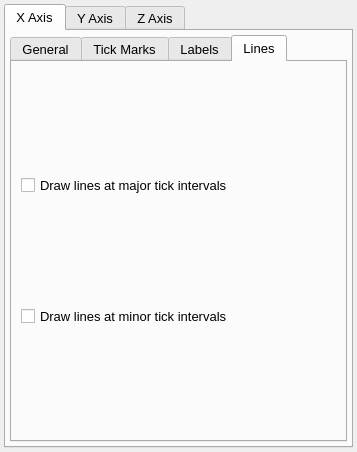
Qt form src/gui/axes.ui (trisyoungs/uchroma) before a commit.
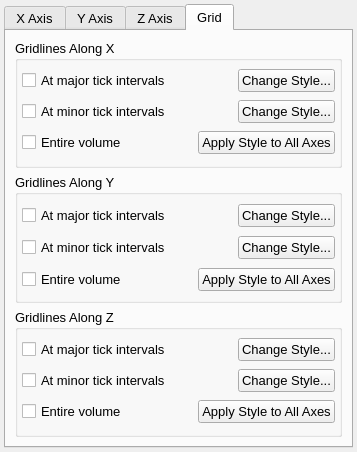
The same form after that commit. The open tabs and pages were chosen to show the change. Icons and pictures are not drawn. Custom widgets are drawn as their Qt base class.

Commit message: Added LineStyleDialog to enable modular editing of LineStyle objects. Updated Axes window to allow editing of gridlines. Partial addition of new code to generate grid primitives.

```diff
--- a/src/gui/axes.ui
+++ b/src/gui/axes.ui
@@ -63,7 +63,7 @@
        <item>
         <widget class="QTabWidget" name="XAxisTabs">
          <property name="currentIndex">
-          <number>3</number>
+          <number>0</number>
          </property>
          <widget class="QWidget" name="XAxisGeneralTab">
           <attribute name="title">
@@ -1209,27 +1209,6 @@
            </item>
           </layout>
          </widget>
-         <widget class="QWidget" name="XAxisLinesTab">
-          <attribute name="title">
-           <string>Lines</string>
-          </attribute>
-          <layout class="QVBoxLayout" name="verticalLayout_12">
-           <item>
-            <widget class="QCheckBox" name="AxisXGridLineMajorCheck">
-             <property name="text">
-              <string>Draw lines at major tick intervals</string>
-             </property>
-            </widget>
-           </item>
-           <item>
-            <widget class="QCheckBox" name="AxisXGridLineMinorCheck">
-             <property name="text">
-              <string>Draw lines at minor tick intervals</string>
-             </property>
-            </widget>
-           </item>
-          </layout>
-         </widget>
         </widget>
        </item>
       </layout>
@@ -3565,6 +3544,337 @@
        </item>
       </layout>
      </widget>
+     <widget class="QWidget" name="GridTab">
+      <attribute name="title">
+       <string>Grid</string>
+      </attribute>
+      <layout class="QVBoxLayout" name="verticalLayout_17">
+       <item>
+        <widget class="QGroupBox" name="AxisXGridGroup">
+         <property name="title">
+          <string>Gridlines Along X</string>
+         </property>
+         <layout class="QVBoxLayout" name="verticalLayout_12">
+          <property name="spacing">
+           <number>4</number>
+          </property>
+          <property name="margin">
+           <number>4</number>
+          </property>
+          <item>
+           <layout class="QHBoxLayout" name="horizontalLayout_4">
+            <item>
+             <widget class="QCheckBox" name="AxisXGridLineMajorCheck">
+              <property name="text">
+               <string>At major tick intervals</string>
+              </property>
+             </widget>
+            </item>
+            <item>
+             <spacer name="horizontalSpacer">
+              <property name="orientation">
+               <enum>Qt::Horizontal</enum>
+              </property>
+              <property name="sizeHint" stdset="0">
+               <size>
+                <width>40</width>
+                <height>20</height>
+               </size>
+              </property>
+             </spacer>
+            </item>
+            <item>
+             <widget class="QPushButton" name="AxisXGridLineMajorStyleButton">
+              <property name="text">
+               <string>Change Style...</string>
+              </property>
+             </widget>
+            </item>
+           </layout>
+          </item>
+          <item>
+           <layout class="QHBoxLayout" name="horizontalLayout_5">
+            <item>
+             <widget class="QCheckBox" name="AxisXGridLineMinorCheck">
+              <property name="text">
+               <string>At minor tick intervals</string>
+              </property>
+             </widget>
+            </item>
+            <item>
+             <spacer name="horizontalSpacer_2">
+              <property name="orientation">
+               <enum>Qt::Horizontal</enum>
+              </property>
+              <property name="sizeHint" stdset="0">
+               <size>
+                <width>40</width>
+                <height>20</height>
+               </size>
+              </property>
+             </spacer>
+            </item>
+            <item>
+             <widget class="QPushButton" name="AxisXGridLineMinorStyleButton">
+              <property name="text">
+               <string>Change Style...</string>
+              </property>
+             </widget>
+            </item>
+           </layout>
+          </item>
+          <item>
+           <layout class="QHBoxLayout" name="horizontalLayout_6">
+            <item>
+             <widget class="QCheckBox" name="AxisXGridLineFullCheck">
+              <property name="text">
+               <string>Entire volume</string>
+              </property>
+             </widget>
+            </item>
+            <item>
+             <spacer name="horizontalSpacer_3">
+              <property name="orientation">
+               <enum>Qt::Horizontal</enum>
+              </property>
+              <property name="sizeHint" stdset="0">
+               <size>
+                <width>40</width>
+                <height>20</height>
+               </size>
+              </property>
+             </spacer>
+            </item>
+            <item>
+             <widget class="QPushButton" name="AxisXGridLineApplyStyleButton">
+              <property name="text">
+               <string>Apply Style to All Axes</string>
+              </property>
+             </widget>
+            </item>
+           </layout>
+          </item>
+         </layout>
+        </widget>
+       </item>
+       <item>
+        <widget class="QGroupBox" name="AxisYGridGroup">
+         <property name="title">
+          <string>Gridlines Along Y</string>
+         </property>
+         <layout class="QVBoxLayout" name="verticalLayout_13">
+          <property name="spacing">
+           <number>4</number>
+          </property>
+          <property name="margin">
+           <number>4</number>
+          </property>
+          <item>
+           <layout class="QHBoxLayout" name="horizontalLayout_8">
+            <item>
+             <widget class="QCheckBox" name="AxisYGridLineMajorCheck">
+              <property name="text">
+               <string>At major tick intervals</string>
+              </property>
+             </widget>
+            </item>
+            <item>
+             <spacer name="horizontalSpacer_5">
+              <property name="orientation">
+               <enum>Qt::Horizontal</enum>
+              </property>
+              <property name="sizeHint" stdset="0">
+               <size>
+                <width>40</width>
+                <height>20</height>
+               </size>
+              </property>
+             </spacer>
+            </item>
+            <item>
+             <widget class="QPushButton" name="AxisYGridLineMajorStyleButton">
+              <property name="text">
+               <string>Change Style...</string>
+              </property>
+             </widget>
+            </item>
+           </layout>
+          </item>
+          <item>
+           <layout class="QHBoxLayout" name="horizontalLayout_10">
+            <item>
+             <widget class="QCheckBox" name="AxisYGridLineMinorCheck">
+              <property name="text">
+               <string>At minor tick intervals</string>
+              </property>
+             </widget>
+            </item>
+            <item>
+             <spacer name="horizontalSpacer_6">
+              <property name="orientation">
+               <enum>Qt::Horizontal</enum>
+              </property>
+              <property name="sizeHint" stdset="0">
+               <size>
+                <width>40</width>
+                <height>20</height>
+               </size>
+              </property>
+             </spacer>
+            </item>
+            <item>
+             <widget class="QPushButton" name="AxisYGridLineMinorStyleButton">
+              <property name="text">
+               <string>Change Style...</string>
+              </property>
+             </widget>
+            </item>
+           </layout>
+          </item>
+          <item>
+           <layout class="QHBoxLayout" name="horizontalLayout_7">
+            <item>
+             <widget class="QCheckBox" name="AxisYGridLineFullCheck">
+              <property name="text">
+               <string>Entire volume</string>
+              </property>
+             </widget>
+            </item>
+            <item>
+             <spacer name="horizontalSpacer_4">
+              <property name="orientation">
+               <enum>Qt::Horizontal</enum>
+              </property>
+              <property name="sizeHint" stdset="0">
+               <size>
+                <width>40</width>
+                <height>20</height>
+               </size>
+              </property>
+             </spacer>
+            </item>
+            <item>
+             <widget class="QPushButton" name="AxisYGridLineApplyStyleButton">
+              <property name="text">
+               <string>Apply Style to All Axes</string>
+              </property>
+             </widget>
+            </item>
+           </layout>
+          </item>
+         </layout>
+        </widget>
+       </item>
+       <item>
+        <widget class="QGroupBox" name="AxisZGridGroup">
+         <property name="title">
+          <string>Gridlines Along Z</string>
+         </property>
+         <layout class="QVBoxLayout" name="verticalLayout_15">
+          <property name="spacing">
+           <number>4</number>
+          </property>
+          <property name="margin">
+           <number>4</number>
+          </property>
+          <item>
+           <layout class="QHBoxLayout" name="horizontalLayout_13">
+            <item>
+             <widget class="QCheckBox" name="AxisZGridLineMajorCheck">
+              <property name="text">
+               <string>At major tick intervals</string>
+              </property>
+             </widget>
+            </item>
+            <item>
+             <spacer name="horizontalSpacer_9">
+              <property name="orientation">
+               <enum>Qt::Horizontal</enum>
+              </property>
+              <property name="sizeHint" stdset="0">
+               <size>
+                <width>40</width>
+                <height>20</height>
+               </size>
+              </property>
+             </spacer>
+            </item>
+            <item>
+             <widget class="QPushButton" name="AxisZGridLineMajorStyleButton">
+              <property name="text">
+               <string>Change Style...</string>
+              </property>
+             </widget>
+            </item>
+           </layout>
+          </item>
+          <item>
+           <layout class="QHBoxLayout" name="horizontalLayout_12">
+            <item>
+             <widget class="QCheckBox" name="AxisZGridLineMinorCheck">
+              <property name="text">
+               <string>At minor tick intervals</string>
+              </property>
+             </widget>
+            </item>
+            <item>
+             <spacer name="horizontalSpacer_8">
+              <property name="orientation">
+               <enum>Qt::Horizontal</enum>
+              </property>
+              <property name="sizeHint" stdset="0">
+               <size>
+                <width>40</width>
+                <height>20</height>
+               </size>
+              </property>
+             </spacer>
+            </item>
+            <item>
+             <widget class="QPushButton" name="AxisZGridLineMinorStyleButton">
+              <property name="text">
+               <string>Change Style...</string>
+              </property>
+             </widget>
+            </item>
+           </layout>
+          </item>
+          <item>
+           <layout class="QHBoxLayout" name="horizontalLayout_11">
+            <item>
+             <widget class="QCheckBox" name="AxisZGridLineFullCheck">
+              <property name="text">
+               <string>Entire volume</string>
+              </property>
+             </widget>
+            </item>
+            <item>
+             <spacer name="horizontalSpacer_7">
+              <property name="orientation">
+               <enum>Qt::Horizontal</enum>
+              </property>
+              <property name="sizeHint" stdset="0">
+               <size>
+                <width>40</width>
+                <height>20</height>
+               </size>
+              </property>
+             </spacer>
+            </item>
+            <item>
+             <widget class="QPushButton" name="AxisZGridLineApplyStyleButton">
+              <property name="text">
+               <string>Apply Style to All Axes</string>
+              </property>
+             </widget>
+            </item>
+           </layout>
+          </item>
+         </layout>
+        </widget>
+       </item>
+      </layout>
+     </widget>
     </widget>
    </item>
   </layout>
```
The commit also changes 17 other files.
